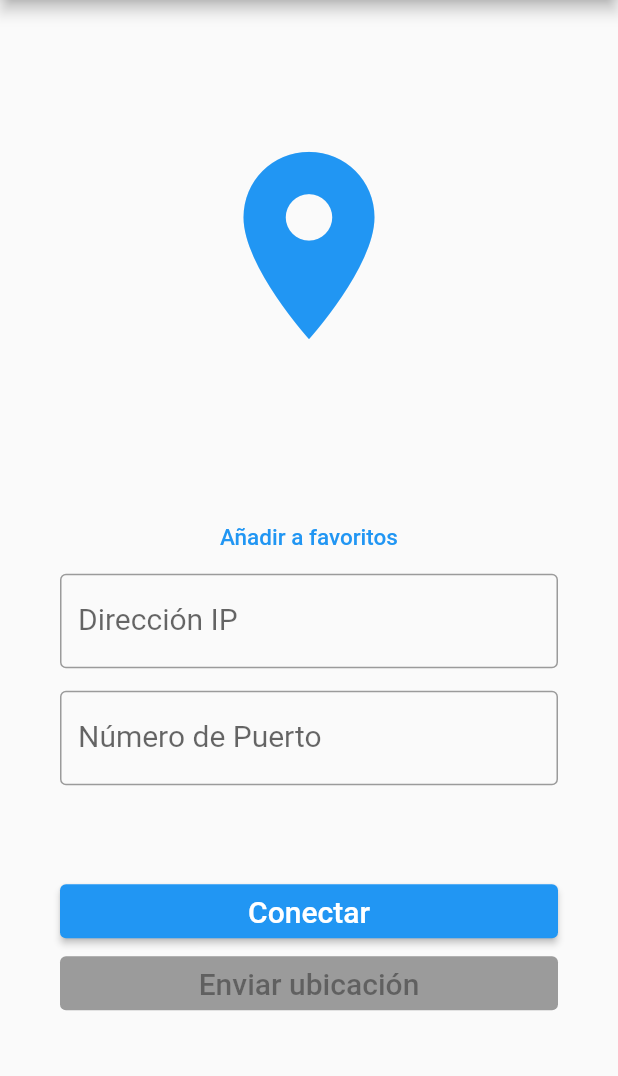
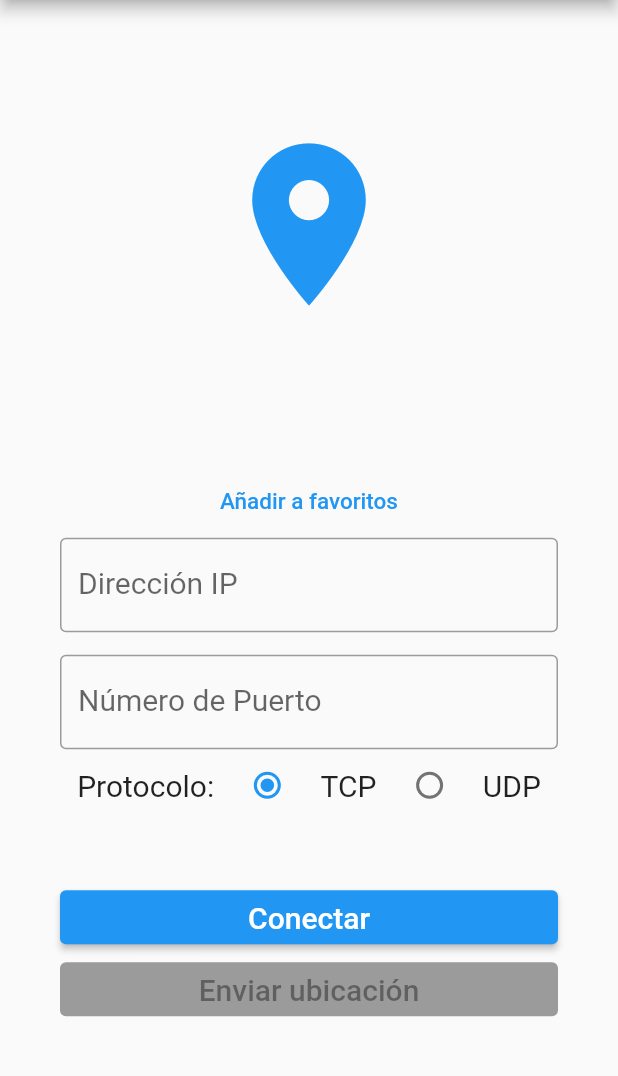
Before and after one commit to rdmm123/encuentrame_tcp, a Flutter app: the screen it shows after launch, on a phone screen of 412 x 824 dp, the part 84-1160 px from its top. Run offline on Flutter 3.47's test engine with Material 2 defaults, Android fonts, the phone set to English and light mode, and no system bars; our stand-ins replace fluttertoast, geolocator, permission_handler, shared_preferences, socket_io_client; statements that could not run were skipped.

Commit message:
Added udp protocol functionality

```diff
--- a/lib/main.dart
+++ b/lib/main.dart
@@ -5,9 +5,8 @@ import 'package:fluttertoast/fluttertoast.dart';
 import 'package:permission_handler/permission_handler.dart';
 import 'package:socket_io_client/socket_io_client.dart';
 import 'package:shared_preferences/shared_preferences.dart';
+import 'dart:io';
 
-
-import 'dart:async';
 
 void main() {
   runApp(MyApp());
@@ -37,6 +36,8 @@ class MyApp extends StatelessWidget {
   }
 }
 
+enum NetProtocol { udp, tcp }
+
 class HomeScreen extends StatefulWidget {
   @override
   _HomeScreenState createState() => _HomeScreenState();
@@ -52,7 +53,7 @@ class _HomeScreenState extends State<HomeScreen> {
   var favorites = <String>{};
   final TextEditingController ipController = TextEditingController();
   final TextEditingController portController = TextEditingController();
-
+  NetProtocol? protocol = NetProtocol.tcp;
 
   @override
   void initState() {
@@ -68,9 +69,11 @@ class _HomeScreenState extends State<HomeScreen> {
     // message was in flight, we want to discard the reply rather than calling
     // setState to update our non-existent appearance.
     await Permission.locationWhenInUse.request();
-    position = await Geolocator.getCurrentPosition(desiredAccuracy: LocationAccuracy.high);
+    position = await Geolocator.getCurrentPosition(
+        desiredAccuracy: LocationAccuracy.high);
     setState(() {
-      _locationMessage = "Latitud: ${position.latitude}\nLongitud: ${position.longitude}";
+      _locationMessage =
+          "Latitud: ${position.latitude}\nLongitud: ${position.longitude}";
     });
   }
 
@@ -160,10 +163,14 @@ class _HomeScreenState extends State<HomeScreen> {
       _locationMessage =
           "Latitud: ${position.latitude}\nLongitud: ${position.longitude}";
     });
-    _sendLocation();
+    if (protocol == NetProtocol.tcp) {
+      _sendTCPLocation();
+    } else if (protocol == NetProtocol.udp) {
+      _sendUDPLocation();
+    }
   }
 
-  void _sendLocation() {
+  void _sendTCPLocation() {
     // await _getPermission();
     print("Mensaje enviado");
     print(position);
@@ -173,7 +180,6 @@ class _HomeScreenState extends State<HomeScreen> {
         "https://www.google.com/maps/place/${position.latitude},${position.longitude}";
     print(msg);
 
-    if (isConnected) {
     socket.emit('stream', msg + '\n' + link);
 
     Fluttertoast.showToast(
@@ -183,6 +189,29 @@ class _HomeScreenState extends State<HomeScreen> {
         timeInSecForIosWeb: 1,
         fontSize: 16);
   }
+
+  void _sendUDPLocation() {
+    // await _getPermission();
+    print("Mensaje enviado");
+    print(position);
+    String msg =
+        "Latitud: ${position.latitude}\nLongitud: ${position.longitude}";
+    String link =
+        "https://www.google.com/maps/place/${position.latitude},${position.longitude}";
+    print(msg);
+    String toSend = msg + '\n' + link;
+
+    RawDatagramSocket.bind(InternetAddress.anyIPv4, 0).then((RawDatagramSocket socket){
+      print('Sending to ${ip}:${int.parse(port)}');
+      socket.send(toSend.codeUnits, InternetAddress(ip), int.parse(port));
+    });
+
+    Fluttertoast.showToast(
+        msg: "Su ubicación ha sido enviada.",
+        toastLength: Toast.LENGTH_SHORT,
+        gravity: ToastGravity.BOTTOM,
+        timeInSecForIosWeb: 1,
+        fontSize: 16);
   }
 
   Widget disconnectButton() {
@@ -201,7 +230,9 @@ class _HomeScreenState extends State<HomeScreen> {
 
   Widget connectButton() {
     return ElevatedButton(
-      onPressed: () {
+      onPressed: protocol != NetProtocol.tcp
+          ? null
+          : () {
               final isValid = formKey.currentState!.validate();
               if (isValid) {
                 formKey.currentState!.save();
@@ -214,7 +245,9 @@ class _HomeScreenState extends State<HomeScreen> {
       ),
       style: TextButton.styleFrom(
           primary: Colors.white,
-          backgroundColor: Theme.of(context).primaryColor),
+          backgroundColor: protocol != NetProtocol.tcp
+              ? Theme.of(context).disabledColor
+              : Theme.of(context).primaryColor),
     );
   }
 
@@ -239,15 +272,15 @@ class _HomeScreenState extends State<HomeScreen> {
                         setPageState(() => favorites.remove(address));
                         _save();
                       },
-                    icon: Icon(Icons.delete)
-                  ),
+                      icon: Icon(Icons.delete)),
                   onTap: () {
-                    if (!isConnected){
+                    if (!isConnected) {
                       Navigator.pop(context);
                       _setFormFields(address);
                     } else {
                       Fluttertoast.showToast(
-                        msg: "Debe desconectarse del servidor actual antes de cambiar de dirección.",
+                          msg:
+                              "Debe desconectarse del servidor actual antes de cambiar de dirección.",
                           toastLength: Toast.LENGTH_SHORT,
                           gravity: ToastGravity.BOTTOM,
                           timeInSecForIosWeb: 1,
@@ -300,10 +333,9 @@ class _HomeScreenState extends State<HomeScreen> {
               Container(
                 padding: EdgeInsets.only(
                     // top: !isConnected ?  0 : 37,
-                  bottom: 40
-                ),
+                    bottom: 40),
                 child: SizedBox(
-                  width: 150,
+                  width: 130,
                   child: FittedBox(
                     fit: BoxFit.contain,
                     child: Icon(
@@ -322,15 +354,14 @@ class _HomeScreenState extends State<HomeScreen> {
                 ),
               ),
               Container(
-                padding: const EdgeInsets.fromLTRB(40, 0, 40, 60),
+                padding: const EdgeInsets.fromLTRB(40, 0, 40, 40),
                 child: Form(
                   key: formKey,
                   child: Column(
                     children: [
                       TextButton(
                           onPressed: () {
-                        final isValid =
-                            formKey.currentState!.validate();
+                            final isValid = formKey.currentState!.validate();
                             if (isValid) {
                               formKey.currentState!.save();
                               String newFav = ip + ':' + port;
@@ -343,16 +374,16 @@ class _HomeScreenState extends State<HomeScreen> {
                                       label: 'DESHACER',
                                       onPressed: () {
                                         favorites.remove(newFav);
-                                }
-                              ),
+                                      }),
                                 );
-                            ScaffoldMessenger.of(context).showSnackBar(snackbar);
+                                ScaffoldMessenger.of(context)
+                                    .showSnackBar(snackbar);
                                 _save();
                               }
                             }
-
                           },
-                      child: Text("Añadir a favoritos", style: TextStyle(fontSize: 15.0)),
+                          child: Text("Añadir a favoritos",
+                              style: TextStyle(fontSize: 15.0)),
                           style: TextButton.styleFrom(
                             padding: EdgeInsets.zero,
                             minimumSize: Size(50, 30),
@@ -414,13 +445,36 @@ class _HomeScreenState extends State<HomeScreen> {
                           controller: portController,
                         ),
                       ),
+                      Row(
+                        mainAxisAlignment: MainAxisAlignment.spaceEvenly,
+                        children: [
+                          Text('Protocolo:', style: TextStyle(fontSize: 20.0)),
+                          Radio(
+                              value: NetProtocol.tcp,
+                              groupValue: protocol,
+                              onChanged: (NetProtocol? value) {
+                                setState(() {
+                                  protocol = value;
+                                });
+                              }),
+                          Text('TCP', style: TextStyle(fontSize: 20.0)),
+                          Radio(
+                              value: NetProtocol.udp,
+                              groupValue: protocol,
+                              onChanged: (NetProtocol? value) {
+                                setState(() {
+                                  protocol = value;
+                                });
+                              }),
+                          Text('UDP', style: TextStyle(fontSize: 20.0)),
+                        ],
+                      ),
                     ],
                   ),
                 ),
               ),
               Padding(
-                padding: EdgeInsets.only(
-                    left: 40, right: 40),
+                padding: EdgeInsets.only(left: 40, right: 40),
                 child: Column(
                   mainAxisAlignment: MainAxisAlignment.spaceEvenly,
                   children: [
@@ -436,7 +490,8 @@ class _HomeScreenState extends State<HomeScreen> {
                       children: [
                         Expanded(
                           child: ElevatedButton(
-                            onPressed: !isConnected
+                            onPressed:
+                                !isConnected && protocol == NetProtocol.tcp
                                     ? null
                                     : () {
                                         final isValid =
@@ -453,7 +508,8 @@ class _HomeScreenState extends State<HomeScreen> {
                             ),
                             style: TextButton.styleFrom(
                                 primary: Colors.white,
-                                backgroundColor: !isConnected
+                                backgroundColor:
+                                    !isConnected && protocol == NetProtocol.tcp
                                         ? Theme.of(context).disabledColor
                                         : Theme.of(context).primaryColor),
                           ),
```
Also changed, not shown: 2 other files. Lines whose indentation alone changed are shown as unchanged.
